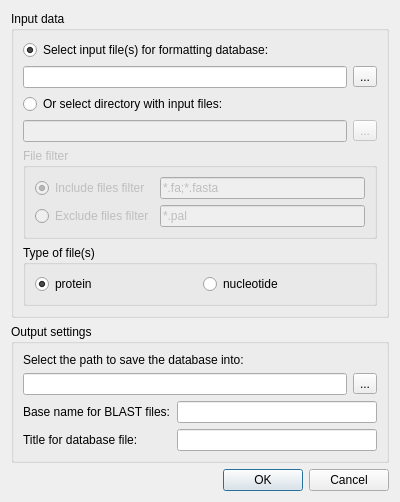
Before: the Qt Designer form src/plugins/external_tool_support/src/ui/FormatDBSupportRunDialog.ui in violethaze74/ugene, drawn with Qt 5.
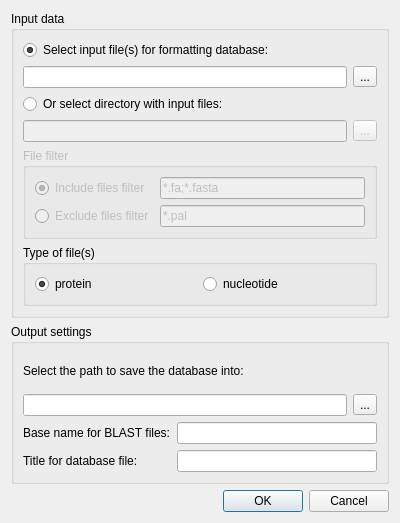
After: the same form once the commit is applied.

Commit message: UGENE-3551 fix: formatDB dialog correction, test was unignored

```diff
--- a/src/plugins/external_tool_support/src/ui/FormatDBSupportRunDialog.ui
+++ b/src/plugins/external_tool_support/src/ui/FormatDBSupportRunDialog.ui
@@ -7,7 +7,7 @@
     <x>0</x>
     <y>0</y>
     <width>400</width>
-    <height>455</height>
+    <height>523</height>
    </rect>
   </property>
   <property name="maximumSize">
```
Left out of the diff: 13 changed lines with no effect on the pictures. The commit also changes 1 other file.
